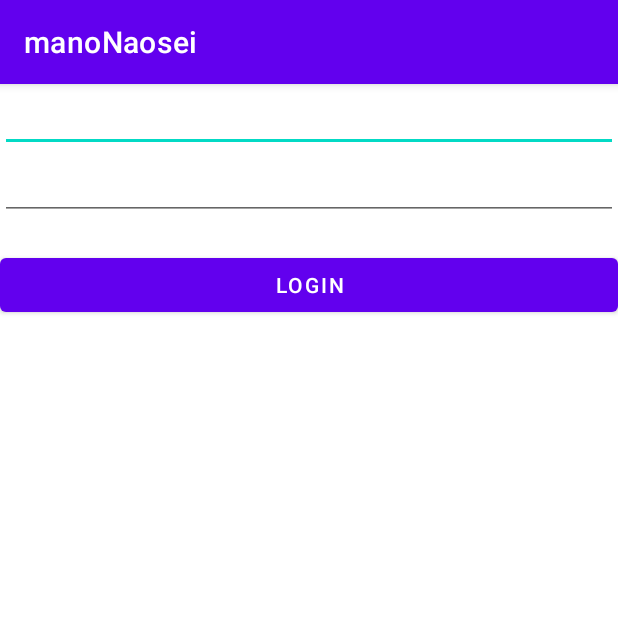
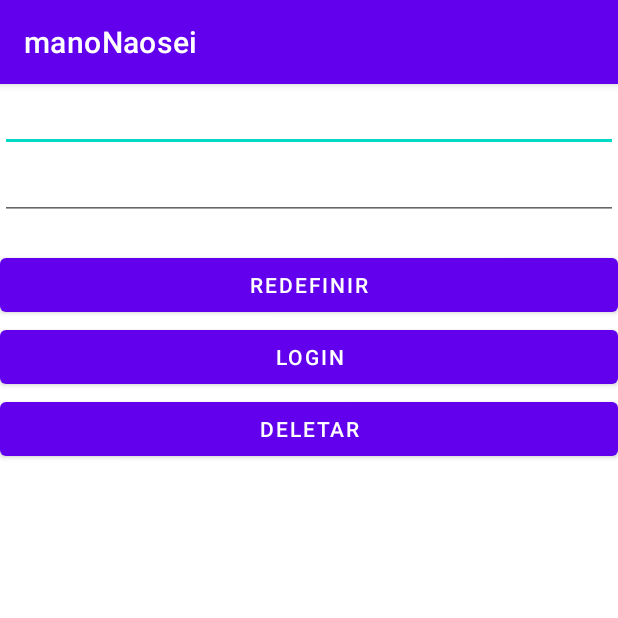
Before and after one commit to EmmanuelJYokoyama/ListaPDM2b, an Android app: the screen it shows after launch (MainActivity), on a phone screen of 412 x 824 dp, the top half of it. Run offline under Robolectric (Android 15) with nearby library versions, the phone set to English and light mode, and no system bars; our stand-ins replace Firebase (no records; nobody signed in at launch, a user with empty details on screens opened directly); 4 statements that could not run were skipped.

Commit message:
UPDATE - 27/04 - feito todas as funçoes

```diff
--- a/app/build.gradle
+++ b/app/build.gradle
@@ -41,6 +41,7 @@ dependencies {
     implementation 'androidx.constraintlayout:constraintlayout:2.1.4'
     implementation platform('com.google.firebase:firebase-bom:31.3.0')
     implementation 'com.google.firebase:firebase-auth-ktx'
+    implementation 'com.google.firebase:firebase-database-ktx:20.2.0'
     testImplementation 'junit:junit:4.13.2'
     androidTestImplementation 'androidx.test.ext:junit:1.1.5'
     androidTestImplementation 'androidx.test.espresso:espresso-core:3.5.1'
--- a/app/src/main/res/layout/activity_main.xml
+++ b/app/src/main/res/layout/activity_main.xml
@@ -37,8 +37,20 @@
             <Button
                 android:layout_width="match_parent"
                 android:layout_height="wrap_content"
-                android:id="@+id/btn"
-                android:text="Login"/>
+                android:id="@+id/btn_Reset"
+                android:text="redefinir"/>
+
+            <Button
+                android:id="@+id/btn_Log"
+                android:layout_width="match_parent"
+                android:layout_height="wrap_content"
+                android:text="login"/>
+
+            <Button
+                android:id="@+id/btn_Del"
+                android:layout_width="match_parent"
+                android:layout_height="wrap_content"
+                android:text="deletar"/>
 
             <LinearLayout
                 android:id="@+id/linear2"
```
Also changed, not shown: app/src/main/java/com/example/manonaosei/MainActivity.kt (+82 -19 lines), 1 other file.
